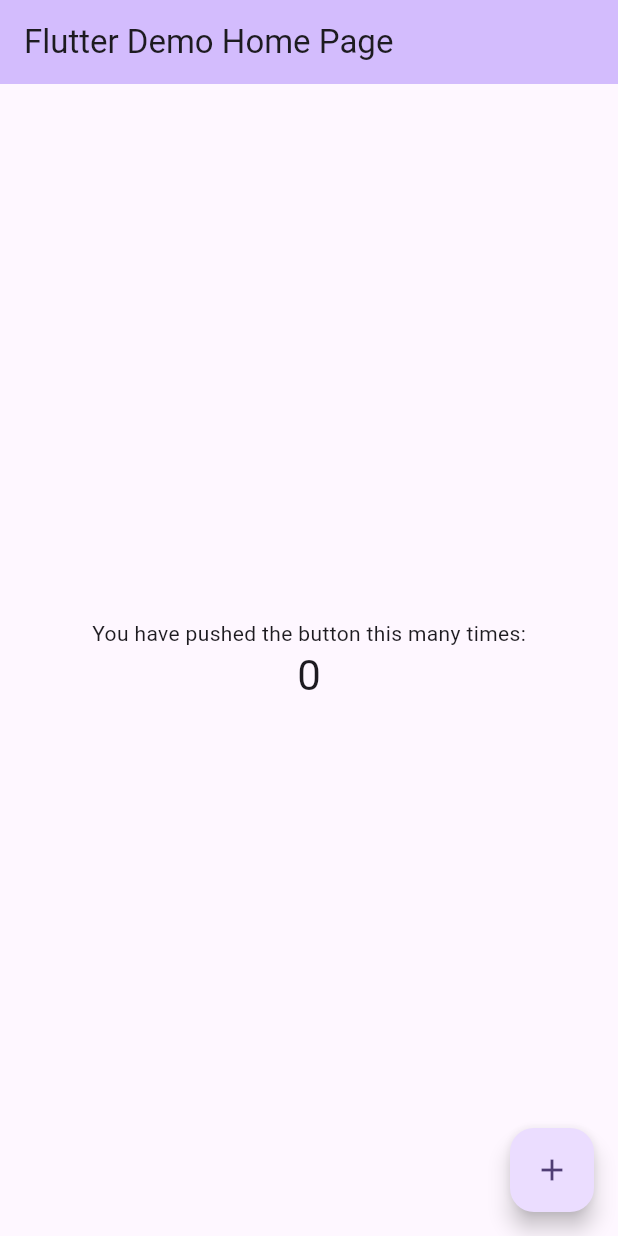
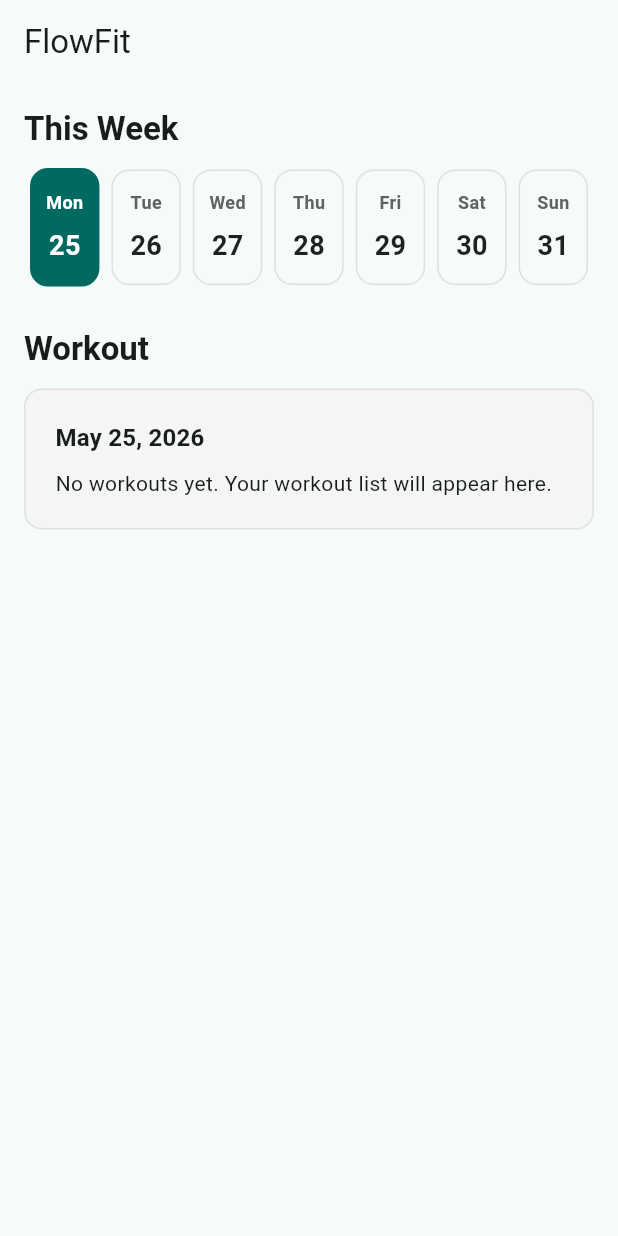
Before and after one commit to 4yearsproject2029/flowfit, a Flutter app: the screen it shows after launch, on a phone screen of 412 x 824 dp. Run offline on Flutter 3.47's test engine with Material 3 defaults, Android fonts, the light colour scheme and no system bars.

Commit message:
feat: create home screen with weekly calendar

```diff
--- a/lib/features/calendar/widgets/weekly_calendar.dart
+++ b/lib/features/calendar/widgets/weekly_calendar.dart
@@ -0,0 +1,96 @@
+import 'package:flutter/material.dart';
+
+class WeeklyCalendar extends StatelessWidget {
+  const WeeklyCalendar({
+    super.key,
+    required this.selectedDate,
+    required this.onDateSelected,
+  });
+
+  final DateTime selectedDate;
+  final ValueChanged<DateTime> onDateSelected;
+
+  @override
+  Widget build(BuildContext context) {
+    final today = DateTime.now();
+    final weekDates = _getCurrentWeekDates(today);
+
+    return Row(
+      children: weekDates.map((date) {
+        final isToday = _isSameDay(date, today);
+        final isSelected = _isSameDay(date, selectedDate);
+
+        return Expanded(
+          child: Padding(
+            padding: const EdgeInsets.symmetric(horizontal: 4),
+            child: InkWell(
+              borderRadius: BorderRadius.circular(12),
+              onTap: () => onDateSelected(date),
+              child: Container(
+                padding: const EdgeInsets.symmetric(vertical: 12),
+                decoration: BoxDecoration(
+                  color: isSelected
+                      ? Theme.of(context).colorScheme.primary
+                      : Colors.transparent,
+                  borderRadius: BorderRadius.circular(12),
+                  border: Border.all(
+                    color: isToday
+                        ? Theme.of(context).colorScheme.primary
+                        : Colors.grey.shade300,
+                    width: isToday ? 2 : 1,
+                  ),
+                ),
+                child: Column(
+                  mainAxisSize: MainAxisSize.min,
+                  children: [
+                    Text(
+                      _weekdayLabel(date),
+                      style: TextStyle(
+                        color: isSelected ? Colors.white : Colors.grey.shade700,
+                        fontWeight: FontWeight.w600,
+                        fontSize: 12,
+                      ),
+                    ),
+                    const SizedBox(height: 8),
+                    Text(
+                      '${date.day}',
+                      style: TextStyle(
+                        color: isSelected ? Colors.white : Colors.black87,
+                        fontWeight: FontWeight.bold,
+                        fontSize: 18,
+                      ),
+                    ),
+                  ],
+                ),
+              ),
+            ),
+          ),
+        );
+      }).toList(),
+    );
+  }
+
+  List<DateTime> _getCurrentWeekDates(DateTime date) {
+    final startOfWeek = date.subtract(Duration(days: date.weekday - 1));
+
+    return List.generate(
+      7,
+      (index) => DateTime(
+        startOfWeek.year,
+        startOfWeek.month,
+        startOfWeek.day + index,
+      ),
+    );
+  }
+
+  bool _isSameDay(DateTime first, DateTime second) {
+    return first.year == second.year &&
+        first.month == second.month &&
+        first.day == second.day;
+  }
+
+  String _weekdayLabel(DateTime date) {
+    const labels = ['Mon', 'Tue', 'Wed', 'Thu', 'Fri', 'Sat', 'Sun'];
+    return labels[date.weekday - 1];
+  }
+}
--- a/lib/features/home/screens/home_screen.dart
+++ b/lib/features/home/screens/home_screen.dart
@@ -0,0 +1,98 @@
+import 'package:flutter/material.dart';
+
+import '../../calendar/widgets/weekly_calendar.dart';
+
+class HomeScreen extends StatefulWidget {
+  const HomeScreen({super.key});
+
+  @override
+  State<HomeScreen> createState() => _HomeScreenState();
+}
+
+class _HomeScreenState extends State<HomeScreen> {
+  DateTime selectedDate = DateTime.now();
+
+  @override
+  Widget build(BuildContext context) {
+    return Scaffold(
+      appBar: AppBar(title: const Text('FlowFit'), centerTitle: false),
+      body: SafeArea(
+        child: Padding(
+          padding: const EdgeInsets.all(16),
+          child: Column(
+            crossAxisAlignment: CrossAxisAlignment.start,
+            children: [
+              Text(
+                'This Week',
+                style: Theme.of(
+                  context,
+                ).textTheme.titleLarge?.copyWith(fontWeight: FontWeight.bold),
+              ),
+              const SizedBox(height: 12),
+              WeeklyCalendar(
+                selectedDate: selectedDate,
+                onDateSelected: (date) {
+                  setState(() {
+                    selectedDate = date;
+                  });
+                },
+              ),
+              const SizedBox(height: 28),
+              Text(
+                'Workout',
+                style: Theme.of(
+                  context,
+                ).textTheme.titleLarge?.copyWith(fontWeight: FontWeight.bold),
+              ),
+              const SizedBox(height: 12),
+              Container(
+                width: double.infinity,
+                padding: const EdgeInsets.all(20),
+                decoration: BoxDecoration(
+                  color: Colors.grey.shade100,
+                  borderRadius: BorderRadius.circular(12),
+                  border: Border.all(color: Colors.grey.shade300),
+                ),
+                child: Column(
+                  crossAxisAlignment: CrossAxisAlignment.start,
+                  children: [
+                    Text(
+                      _selectedDateLabel(selectedDate),
+                      style: Theme.of(context).textTheme.titleMedium?.copyWith(
+                        fontWeight: FontWeight.w600,
+                      ),
+                    ),
+                    const SizedBox(height: 8),
+                    const Text(
+                      'No workouts yet. Your workout list will appear here.',
+                    ),
+                  ],
+                ),
+              ),
+            ],
+          ),
+        ),
+      ),
+    );
+  }
+
+  String _selectedDateLabel(DateTime date) {
+    const monthLabels = [
+      'Jan',
+      'Feb',
+      'Mar',
+      'Apr',
+      'May',
+      'Jun',
+      'Jul',
+      'Aug',
+      'Sep',
+      'Oct',
+      'Nov',
+      'Dec',
+    ];
+
+    final month = monthLabels[date.month - 1];
+    return '$month ${date.day}, ${date.year}';
+  }
+}
--- a/lib/main.dart
+++ b/lib/main.dart
@@ -1,122 +1,24 @@
 import 'package:flutter/material.dart';
 
+import 'features/home/screens/home_screen.dart';
+
 void main() {
-  runApp(const MyApp());
+  runApp(const FlowFitApp());
 }
 
-class MyApp extends StatelessWidget {
-  const MyApp({super.key});
+class FlowFitApp extends StatelessWidget {
+  const FlowFitApp({super.key});
 
-  // This widget is the root of your application.
   @override
   Widget build(BuildContext context) {
     return MaterialApp(
-      title: 'Flutter Demo',
+      title: 'FlowFit',
+      debugShowCheckedModeBanner: false,
       theme: ThemeData(
-        // This is the theme of your application.
-        //
-        // TRY THIS: Try running your application with "flutter run". You'll see
-        // the application has a purple toolbar. Then, without quitting the app,
-        // try changing the seedColor in the colorScheme below to Colors.green
-        // and then invoke "hot reload" (save your changes or press the "hot
-        // reload" button in a Flutter-supported IDE, or press "r" if you used
-        // the command line to start the app).
-        //
-        // Notice that the counter didn't reset back to zero; the application
-        // state is not lost during the reload. To reset the state, use hot
-        // restart instead.
-        //
-        // This works for code too, not just values: Most code changes can be
-        // tested with just a hot reload.
-        colorScheme: .fromSeed(seedColor: Colors.deepPurple),
+        colorScheme: ColorScheme.fromSeed(seedColor: Colors.teal),
+        useMaterial3: true,
       ),
-      home: const MyHomePage(title: 'Flutter Demo Home Page'),
+      home: const HomeScreen(),
     );
   }
 }
-
-class MyHomePage extends StatefulWidget {
-  const MyHomePage({super.key, required this.title});
-
-  // This widget is the home page of your application. It is stateful, meaning
-  // that it has a State object (defined below) that contains fields that affect
-  // how it looks.
-
-  // This class is the configuration for the state. It holds the values (in this
-  // case the title) provided by the parent (in this case the App widget) and
-  // used by the build method of the State. Fields in a Widget subclass are
-  // always marked "final".
-
-  final String title;
-
-  @override
-  State<MyHomePage> createState() => _MyHomePageState();
-}
-
-class _MyHomePageState extends State<MyHomePage> {
-  int _counter = 0;
-
-  void _incrementCounter() {
-    setState(() {
-      // This call to setState tells the Flutter framework that something has
-      // changed in this State, which causes it to rerun the build method below
-      // so that the display can reflect the updated values. If we changed
-      // _counter without calling setState(), then the build method would not be
-      // called again, and so nothing would appear to happen.
-      _counter++;
-    });
-  }
-
-  @override
-  Widget build(BuildContext context) {
-    // This method is rerun every time setState is called, for instance as done
-    // by the _incrementCounter method above.
-    //
-    // The Flutter framework has been optimized to make rerunning build methods
-    // fast, so that you can just rebuild anything that needs updating rather
-    // than having to individually change instances of widgets.
-    return Scaffold(
-      appBar: AppBar(
-        // TRY THIS: Try changing the color here to a specific color (to
-        // Colors.amber, perhaps?) and trigger a hot reload to see the AppBar
-        // change color while the other colors stay the same.
-        backgroundColor: Theme.of(context).colorScheme.inversePrimary,
-        // Here we take the value from the MyHomePage object that was created by
-        // the App.build method, and use it to set our appbar title.
-        title: Text(widget.title),
-      ),
-      body: Center(
-        // Center is a layout widget. It takes a single child and positions it
-        // in the middle of the parent.
-        child: Column(
-          // Column is also a layout widget. It takes a list of children and
-          // arranges them vertically. By default, it sizes itself to fit its
-          // children horizontally, and tries to be as tall as its parent.
-          //
-          // Column has various properties to control how it sizes itself and
-          // how it positions its children. Here we use mainAxisAlignment to
-          // center the children vertically; the main axis here is the vertical
-          // axis because Columns are vertical (the cross axis would be
-          // horizontal).
-          //
-          // TRY THIS: Invoke "debug painting" (choose the "Toggle Debug Paint"
-          // action in the IDE, or press "p" in the console), to see the
-          // wireframe for each widget.
-          mainAxisAlignment: .center,
-          children: [
-            const Text('You have pushed the button this many times:'),
-            Text(
-              '$_counter',
-              style: Theme.of(context).textTheme.headlineMedium,
-            ),
-          ],
-        ),
-      ),
-      floatingActionButton: FloatingActionButton(
-        onPressed: _incrementCounter,
-        tooltip: 'Increment',
-        child: const Icon(Icons.add),
-      ),
-    );
-  }
-}
```
Also changed, not shown: 1 other file.
